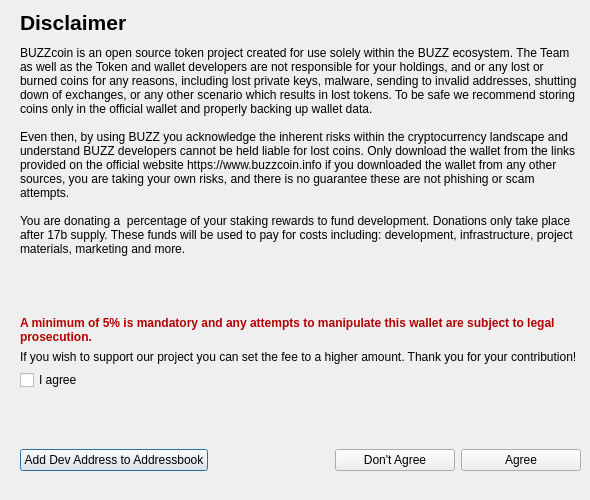
First picture: the form in src/qt/forms/disclaimer.ui, repository BUZZCOINproject/buzzcoin, before the edit.
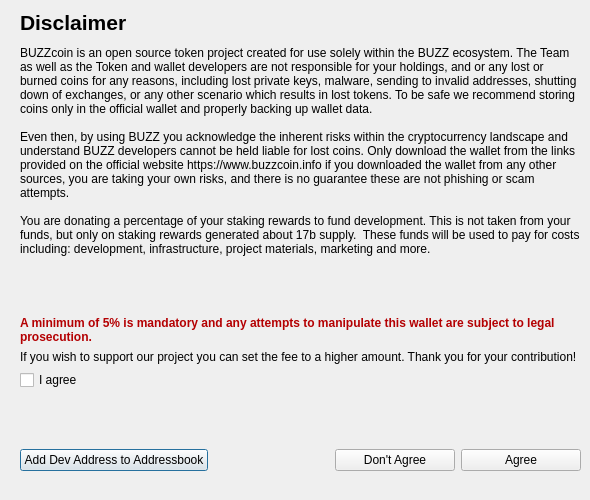
Second picture: the form after the edit.

Commit message: add uniform disclaimer text that matches support text

The edit to the form file:
```diff
--- a/src/qt/forms/disclaimer.ui
+++ b/src/qt/forms/disclaimer.ui
@@ -81,7 +81,7 @@
 
 Even then, by using BUZZ you acknowledge the inherent risks within the cryptocurrency landscape and understand BUZZ developers cannot be held liable for lost coins. Only download the wallet from the links provided on the official website https://www.buzzcoin.info if you downloaded the wallet from any other sources, you are taking your own risks, and there is no guarantee these are not phishing or scam attempts.
 
-You are donating a  percentage of your staking rewards to fund development. Donations only take place after 17b supply. These funds will be used to pay for costs including: development, infrastructure, project materials, marketing and more.</string>
+You are donating a percentage of your staking rewards to fund development. This is not taken from your funds, but only on staking rewards generated about 17b supply.  These funds will be used to pay for costs including: development, infrastructure, project materials, marketing and more.</string>
       </property>
       <property name="alignment">
        <set>Qt::AlignLeading|Qt::AlignLeft|Qt::AlignTop</set>
```
